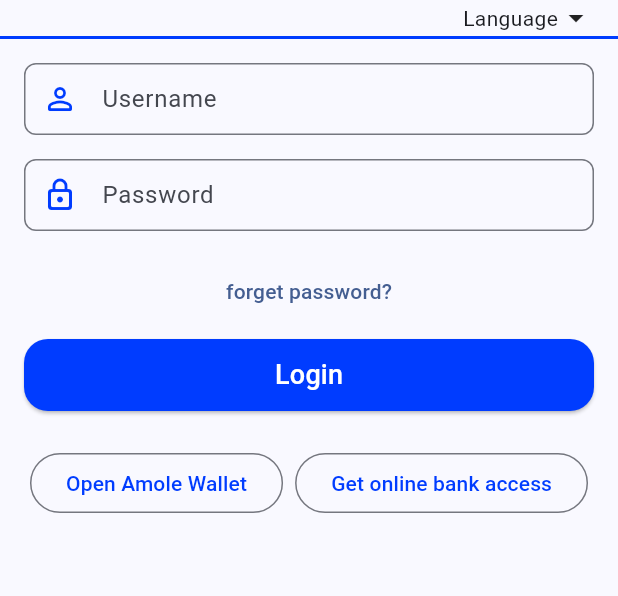
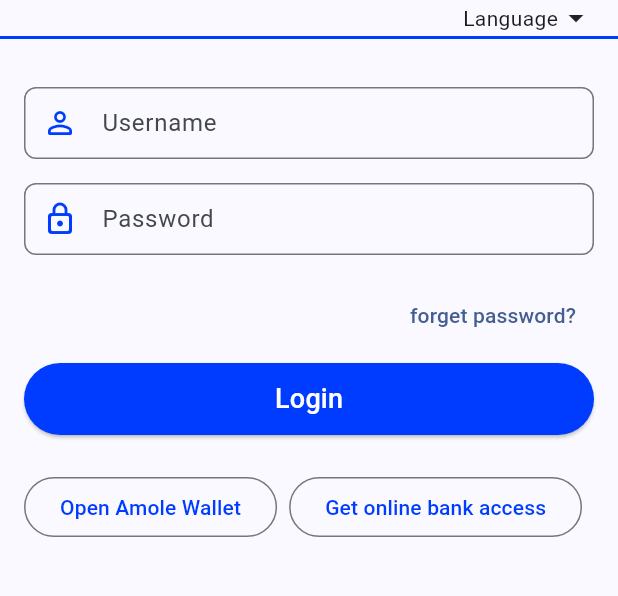
Before and after one commit to fikireab-m/amole-lite-clone, a Flutter app: the screen it shows after launch, on a phone screen of 412 x 824 dp, the part 156-752 px from its top. Run offline on Flutter 3.47's test engine with Material 3 defaults, Android fonts, the phone set to English and light mode, and no system bars.

Commit message:
fixed constraints

```diff
--- a/lib/pages/login/login.dart
+++ b/lib/pages/login/login.dart
@@ -15,13 +15,17 @@ class _LoginPageState extends State<LoginPage> {
   String languageLabel = 'Language';
   @override
   Widget build(BuildContext context) {
-    final sc = MediaQuery.of(context).size;
     return Scaffold(
-      body: Column(
+      body: LayoutBuilder(
+        builder: (context, constraints) {
+          final double constraint = constraints.maxWidth > 412
+              ? 412.0
+              : constraints.maxWidth.toDouble();
+          return Column(
             mainAxisSize: MainAxisSize.min,
             children: [
               Container(
-            width: sc.width,
+                width: constraints.maxWidth,
                 decoration: const BoxDecoration(
                   border: Border(
                     bottom: BorderSide(
@@ -61,17 +65,26 @@ class _LoginPageState extends State<LoginPage> {
                   ],
                 ),
               ),
-          const FormContainer(),
-          Padding(
+              const SizedBox(height: 16.0),
+              SizedBox(width: constraint, child: const FormContainer()),
+              SizedBox(
+                width: constraint,
+                child: Padding(
                   padding: const EdgeInsets.symmetric(
                     horizontal: 16.0,
                     vertical: 8.0,
                   ),
                   child: Column(
                     children: [
+                      Row(
+                        mainAxisSize: MainAxisSize.max,
+                        mainAxisAlignment: MainAxisAlignment.end,
+                        children: [
                           TextButton(
                             onPressed: () {},
                             child: const Text('forget password?'),
+                          ),
+                        ],
                       ),
                       const SizedBox(height: 8.0),
                       ButCommon(
@@ -82,8 +95,11 @@ class _LoginPageState extends State<LoginPage> {
                     ],
                   ),
                 ),
-          const LoginBtnBar(),
+              ),
+              SizedBox(width: constraint, child: const LoginBtnBar()),
             ],
+          );
+        },
       ),
     );
   }
--- a/lib/pages/login/widgets/btn_bar.dart
+++ b/lib/pages/login/widgets/btn_bar.dart
@@ -9,9 +9,9 @@ class LoginBtnBar extends StatelessWidget {
     return Padding(
       padding: const EdgeInsets.all(16.0),
       child: Wrap(
-        alignment: WrapAlignment.center,
+        alignment: WrapAlignment.start,
         spacing: 8.0,
-        runAlignment: WrapAlignment.center,
+        runAlignment: WrapAlignment.start,
         runSpacing: 8.0,
         children: [
           BtnOutlined(callback: () {}, command: 'Open Amole Wallet'),
--- a/lib/pages/login/widgets/common_btn.dart
+++ b/lib/pages/login/widgets/common_btn.dart
@@ -21,11 +21,9 @@ class ButCommon extends StatelessWidget {
         style: ElevatedButton.styleFrom(
           backgroundColor: color,
           shape: RoundedRectangleBorder(
-            borderRadius: BorderRadius.circular(16.0),
+            borderRadius: BorderRadius.circular(24.0),
           ),
         ),
-        child: Padding(
-          padding: const EdgeInsets.all(8.0),
         child: Text(
           command,
           style: const TextStyle(
@@ -35,7 +33,6 @@ class ButCommon extends StatelessWidget {
           ),
         ),
       ),
-      ),
     );
   }
 }
```
Lines whose indentation alone changed are shown as unchanged.
